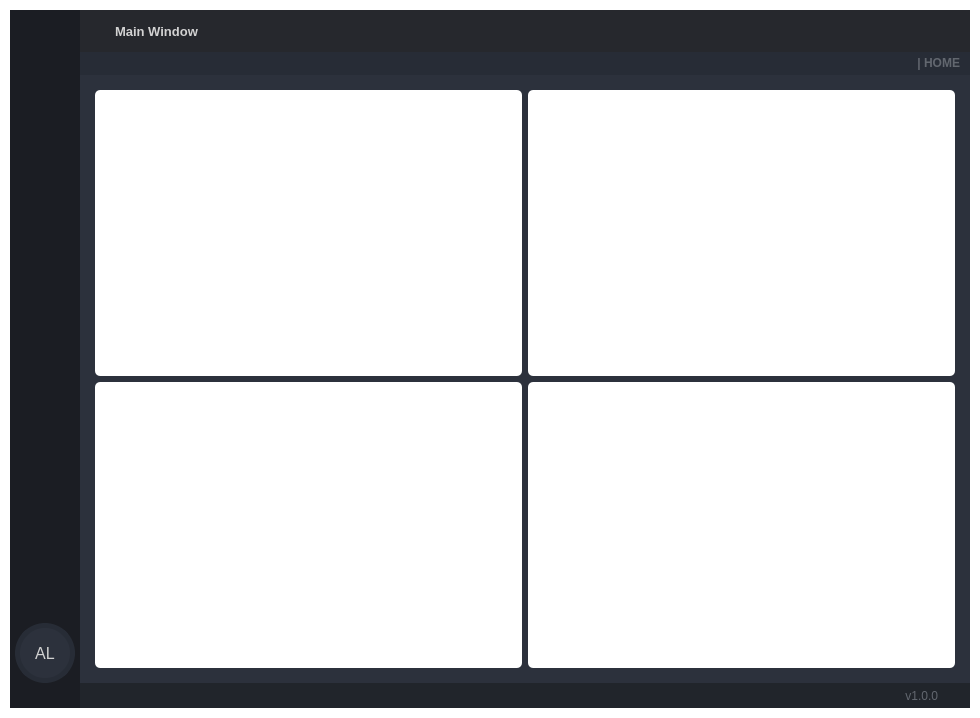
Old version of the form visuals/GUI_BASE.ui in the repository dariolggomez/HEATS-BOARD.
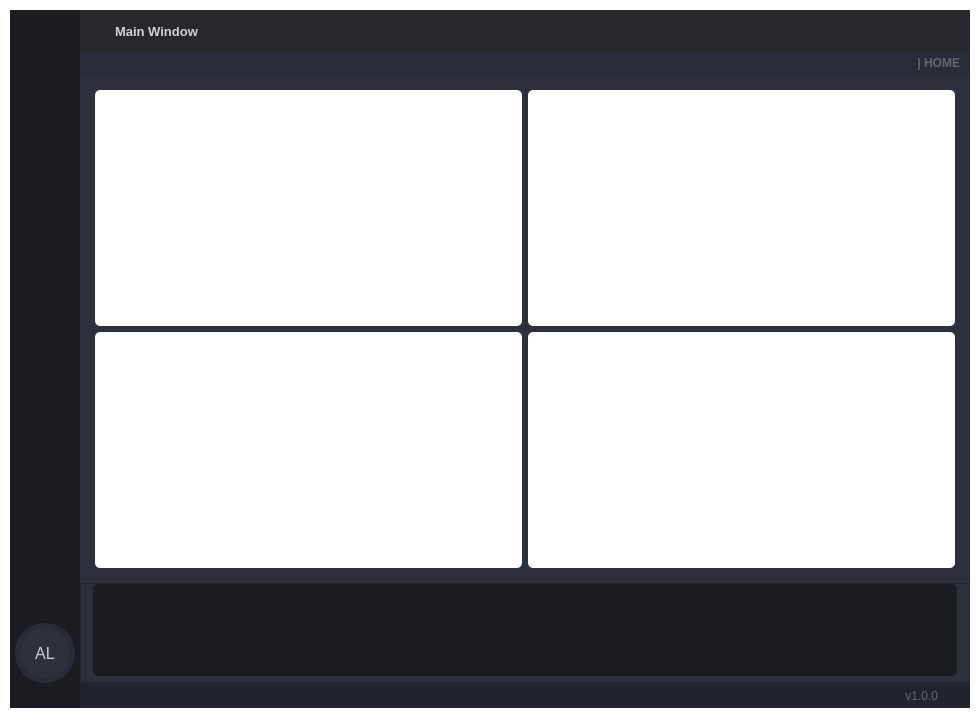
New version of the form. The open tabs and pages were chosen to show the change. Icons and pictures are not drawn.

Commit message: created console and functions for toggle it

Diff of the .ui file:
```diff
--- a/visuals/GUI_BASE.ui
+++ b/visuals/GUI_BASE.ui
@@ -3521,6 +3521,86 @@
                </layout>
               </widget>
              </item>
+             <item>
+              <widget class="QFrame" name="frame_console">
+               <property name="sizePolicy">
+                <sizepolicy hsizetype="Preferred" vsizetype="Fixed">
+                 <horstretch>0</horstretch>
+                 <verstretch>0</verstretch>
+                </sizepolicy>
+               </property>
+               <property name="minimumSize">
+                <size>
+                 <width>0</width>
+                 <height>100</height>
+                </size>
+               </property>
+               <property name="maximumSize">
+                <size>
+                 <width>16777215</width>
+                 <height>100</height>
+                </size>
+               </property>
+               <property name="frameShape">
+                <enum>QFrame::StyledPanel</enum>
+               </property>
+               <property name="frameShadow">
+                <enum>QFrame::Raised</enum>
+               </property>
+               <layout class="QVBoxLayout" name="verticalLayout_25">
+                <property name="spacing">
+                 <number>0</number>
+                </property>
+                <property name="leftMargin">
+                 <number>12</number>
+                </property>
+                <property name="topMargin">
+                 <number>0</number>
+                </property>
+                <property name="rightMargin">
+                 <number>12</number>
+                </property>
+                <property name="bottomMargin">
+                 <number>6</number>
+                </property>
+                <item>
+                 <widget class="QPlainTextEdit" name="console">
+                  <property name="sizePolicy">
+                   <sizepolicy hsizetype="Expanding" vsizetype="Ignored">
+                    <horstretch>0</horstretch>
+                    <verstretch>0</verstretch>
+                   </sizepolicy>
+                  </property>
+                  <property name="minimumSize">
+                   <size>
+                    <width>0</width>
+                    <height>0</height>
+                   </size>
+                  </property>
+                  <property name="styleSheet">
+                   <string notr="true">QPlainTextEdit {
+	background-color: rgb(27, 29, 35);
+	border-radius: 5px;
+	padding: 10px;
+}
+QPlainTextEdit:hover {
+	border: 2px solid rgb(64, 71, 88);
+}
+QPlainTextEdit:focus {
+	border: 2px solid rgb(91, 101, 124);
+}</string>
+                  </property>
+                  <property name="sizeAdjustPolicy">
+                   <enum>QAbstractScrollArea::AdjustToContents</enum>
+                  </property>
+                  <property name="readOnly">
+                   <bool>true</bool>
+                  </property>
+                 </widget>
+                </item>
+               </layout>
+              </widget>
+             </item>
              <item>
               <widget class="QFrame" name="frame_grip">
                <property name="minimumSize">
```
Left out of the diff: 2 changed lines with no effect on the pictures. The commit also changes 2 other files.
